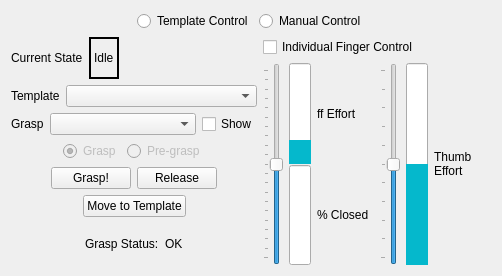
This is vigir_ocs_grasp_widget/src/graspWidget.ui in team-vigir/vigir_ocs_common as Qt 5 draws it before an edit. The edited form follows.
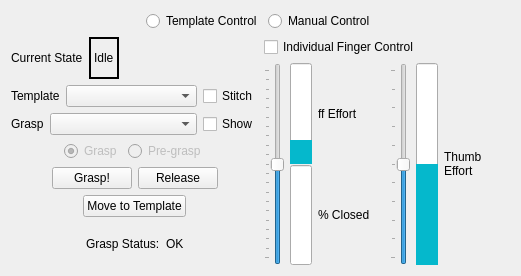
This is the edited form.

Commit message: Added stitch template functionality

The edit to the form file:
```diff
--- a/vigir_ocs_grasp_widget/src/graspWidget.ui
+++ b/vigir_ocs_grasp_widget/src/graspWidget.ui
@@ -6,7 +6,7 @@
    <rect>
     <x>0</x>
     <y>0</y>
-    <width>502</width>
+    <width>521</width>
     <height>276</height>
    </rect>
   </property>
@@ -125,6 +125,13 @@
             </property>
            </widget>
           </item>
+          <item>
+           <widget class="QCheckBox" name="stitch_template">
+            <property name="text">
+             <string>Stitch</string>
+            </property>
+           </widget>
+          </item>
          </layout>
         </item>
         <item>
```
The commit also changes 3 other files.
